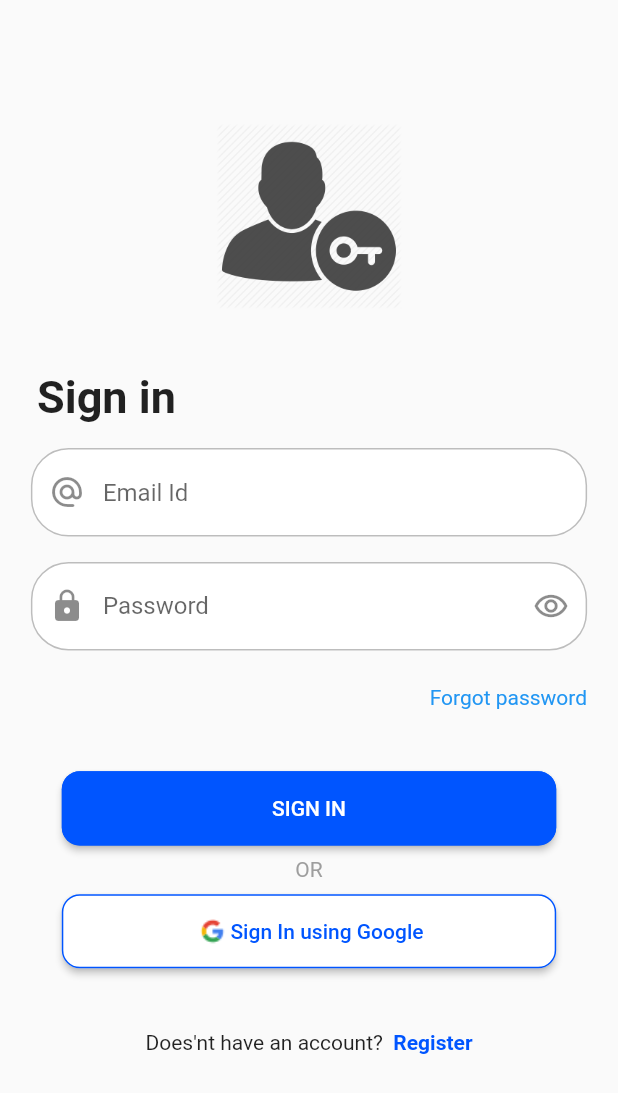
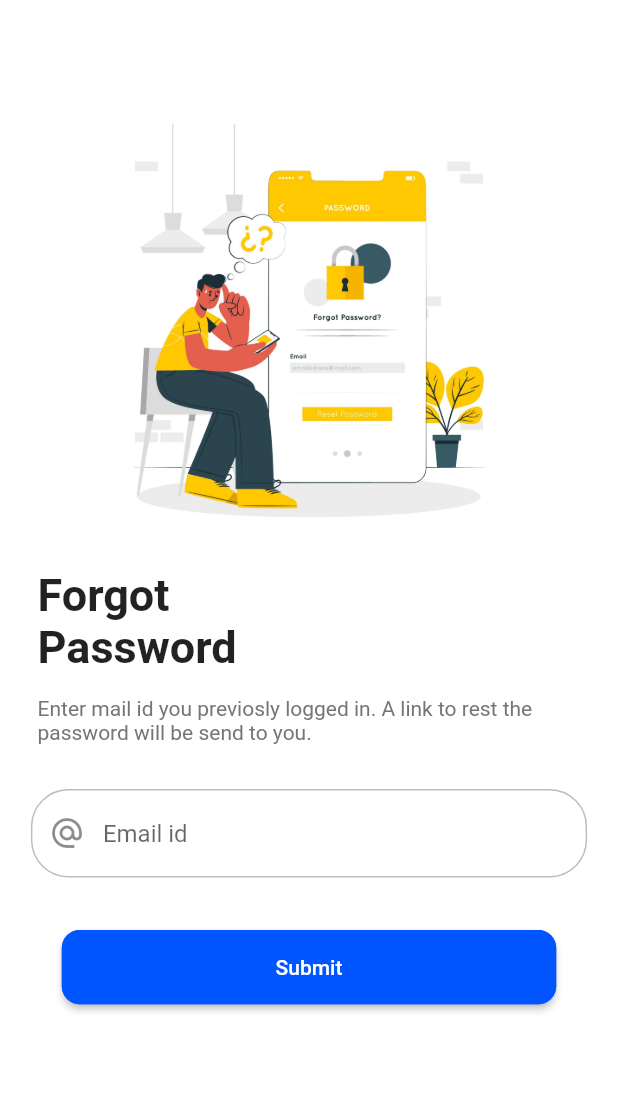
Before and after one commit to arunima-s/gecw-app, a Flutter app: the screen it shows after launch, after a tap on "Forgot password", on a phone screen of 412 x 824 dp. Shown: the top 1093 px of the screen. Run offline on Flutter 3.47's test engine with Material 2 defaults, Android fonts, the phone set to English and light mode, and no system bars; our stand-ins replace card_swiper, firebase_auth, firebase_core, firebase_database, firebase_messaging, firebase_storage and 6 more; missing offline and left inert: maps_launcher, web_scraper; accounts and stored records are empty; network calls fail.

Commit message:
Create forgotpassword screen and vrithi aakki.

```diff
--- /dev/null
+++ b/gecwapp/lib/screens/LoginScreens/forgot_password_screen.dart
@@ -0,0 +1,80 @@
+import 'package:firebase_auth/firebase_auth.dart';
+import 'package:flutter/material.dart';
+import 'package:gecwapp/customWidgets/rounded_button.dart';
+import 'package:gecwapp/screens/LoginScreens/loginScreen.dart';
+
+class ForgotPasswordScreen extends StatelessWidget {
+  // const ForgotPasswordScreen({Key? key}) : super(key: key);
+
+  final TextEditingController _emailController = TextEditingController();
+
+  @override
+  Widget build(BuildContext context) {
+    final screenWidth = MediaQuery.of(context).size.width;
+    final screenHeight = MediaQuery.of(context).size.height;
+    return Scaffold(
+      backgroundColor: Colors.white,
+      body: Container(
+          width: double.infinity,
+          child: Column(
+            // crossAxisAlignment: CrossAxisAlignment.start,
+            // mainAxisAlignment: MainAxisAlignment.spac,
+            children: [
+              SizedBox(
+                height: screenHeight * 0.1,
+              ),
+              Image.asset(
+                'assets/images/forgot-password.jpg',
+                width: screenWidth * 0.7,
+                // height: screenHeight * 0.7,
+              ),
+              SizedBox(
+                height: screenHeight * 0.01,
+              ),
+              Row(
+                children: [
+                  SizedBox(
+                    width: 25,
+                  ),
+                  Text(
+                    "Forgot \nPassword",
+                    style: TextStyle(fontSize: 30, fontWeight: FontWeight.bold),
+                  ),
+                ],
+              ),
+              Padding(
+                padding: const EdgeInsets.only(left: 25, top: 15),
+                child: Text(
+                  "Enter mail id you previosly logged in. A link to rest the password will be send to you.",
+                  style: TextStyle(
+                    color: Colors.grey[600],
+                  ),
+                ),
+              ),
+              SizedBox(
+                height: 30,
+              ),
+              SizedBox(
+                width: screenWidth * 0.9,
+                child: CustomTextField("Email id", _emailController,
+                    Icon(Icons.alternate_email), false),
+              ),
+              SizedBox(
+                height: 35,
+              ),
+              RoundedButton("Submit", (() {
+                forgotPassword(context);
+              }), screenWidth * 0.8, screenHeight * 0.06)
+            ],
+          )),
+    );
+  }
+
+  Future forgotPassword(BuildContext context) async {
+    await FirebaseAuth.instance
+        .sendPasswordResetEmail(email: "clal4252@gmail.com");
+    ScaffoldMessenger.of(context).showSnackBar(SnackBar(
+      content: Text("Mail send"),
+    ));
+  }
+}
--- a/gecwapp/lib/screens/LoginScreens/loginScreen.dart
+++ b/gecwapp/lib/screens/LoginScreens/loginScreen.dart
@@ -5,6 +5,7 @@ import 'package:gecwapp/Constants/strings.dart';
 import 'package:gecwapp/Models/userModel.dart';
 import 'package:gecwapp/Utilities/popup_messages.dart';
 import 'package:gecwapp/customWidgets/rounded_button.dart';
+import 'package:gecwapp/screens/LoginScreens/forgot_password_screen.dart';
 import 'package:gecwapp/screens/homeScreen.dart';
 import 'package:google_sign_in/google_sign_in.dart';
 import 'package:shared_preferences/shared_preferences.dart';
@@ -30,6 +31,7 @@ class _LoginScreenState extends State<LoginScreen> {
     return Scaffold(
       body: Container(
         width: double.infinity,
+        child: SingleChildScrollView(
           child: Column(
               // crossAxisAlignment: CrossAxisAlignment.center,
               // mainAxisAlignment: MainAxisAlignment.spaceEvenly,
@@ -38,10 +40,13 @@ class _LoginScreenState extends State<LoginScreen> {
                   height: screenHeight * 0.1,
                 ),
 
+                // SizedBox(
+                //   width: loginAnimation!.value,
+                // ),
                 Image.asset(
-                'assets/images/loginScreenImage.png',
-                width: screenWidth * 0.3,
-                height: screenWidth * 0.3,
+                  'assets/images/loginScreenImage.jpg',
+                  // width: screenWidth * 0.3,
+                  width: screenWidth * 0.7,
                 ),
                 SizedBox(
                   height: screenHeight * 0.05,
@@ -52,8 +57,9 @@ class _LoginScreenState extends State<LoginScreen> {
                       width: screenWidth * 0.06,
                     ),
                     Text(
-                    "Sign in",
-                    style: TextStyle(fontSize: 30, fontWeight: FontWeight.bold),
+                      isLoginScreen ? "Sign in" : "Sign up",
+                      style:
+                          TextStyle(fontSize: 30, fontWeight: FontWeight.bold),
                     ),
                   ],
                 ),
@@ -87,7 +93,11 @@ class _LoginScreenState extends State<LoginScreen> {
                         "Forgot password",
                         style: TextStyle(color: Colors.blue),
                       ),
-                    onTap: forgotPassword,
+                      // onTap: forgotPassword,
+                      onTap: () {
+                        Navigator.of(context).push(MaterialPageRoute(
+                            builder: (context) => ForgotPasswordScreen()));
+                      },
                     ),
                     SizedBox(
                       width: screenWidth * 0.05,
@@ -209,6 +219,7 @@ class _LoginScreenState extends State<LoginScreen> {
                 // ),
                 //
               ]),
+        ),
       ),
     );
   }
```
Also changed, not shown: gecwapp/assets/images/forgot-password.jpg (added), gecwapp/assets/images/loginScreenImage.jpg (added), gecwapp/assets/images/loginScreenImage.png (deleted). Lines whose indentation alone changed are shown as unchanged.
